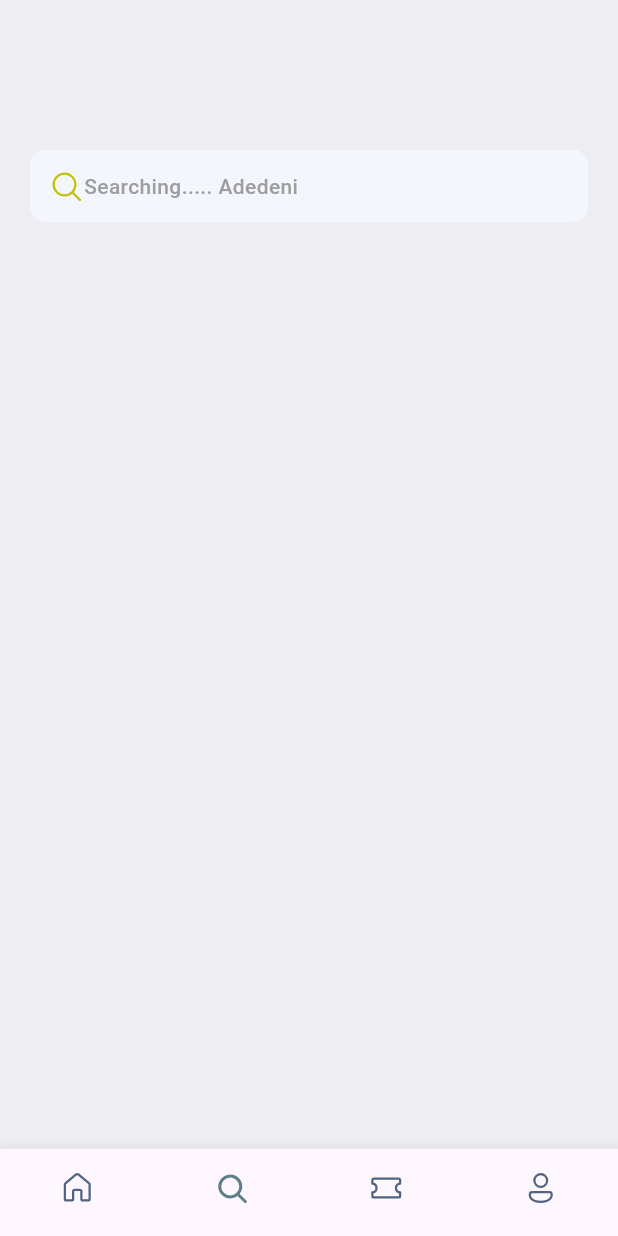
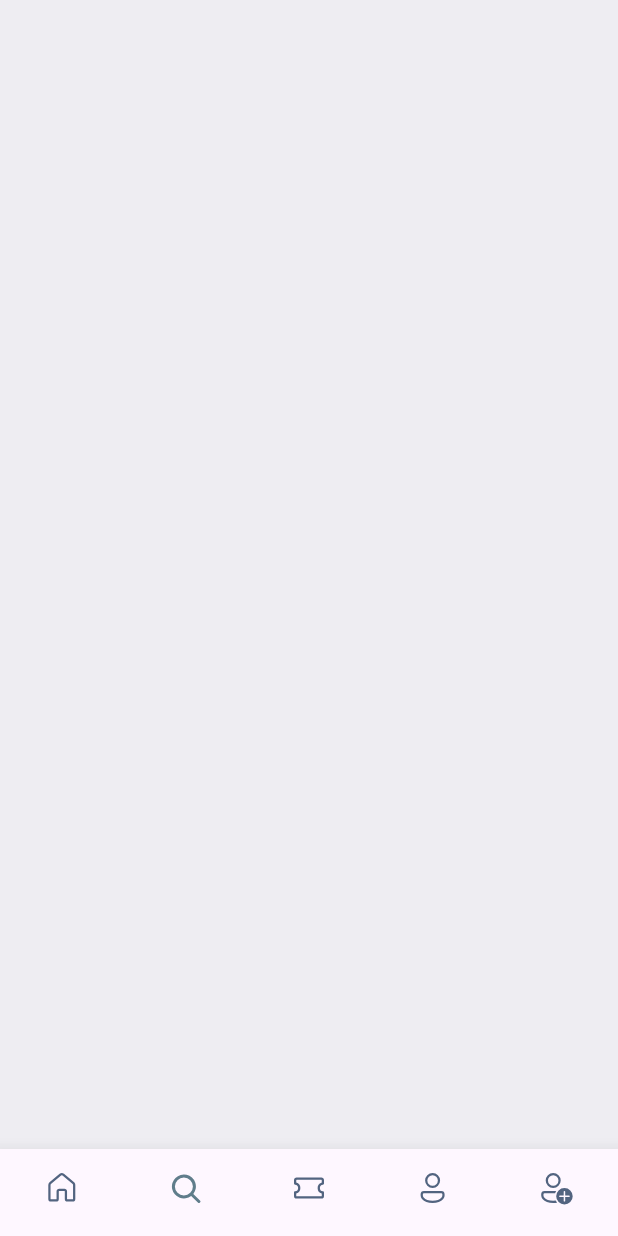
Before and after one commit to adedeni/flightBookingApp, a Flutter app: the screen it shows after launch, item 2 of the bottom bar chosen, on a phone screen of 412 x 824 dp. Run offline on Flutter 3.47's test engine with Material 3 defaults, Android fonts, the light colour scheme and no system bars; our stand-ins replace fluentui_icons, gap.

Commit message:
add a new panel at the bottomapp bar for the whatapp replica

```diff
--- a/lib/screens/bottom_bar.dart
+++ b/lib/screens/bottom_bar.dart
@@ -4,6 +4,8 @@ import 'package:flightbookingapp/screens/search_screen.dart';
 import 'package:flightbookingapp/screens/ticket_screen.dart';
 import 'package:fluentui_icons/fluentui_icons.dart';
 import 'package:flutter/material.dart';
+
+import 'profile_screen2.dart';
 
 
   class BottomBar extends StatefulWidget {
@@ -20,6 +22,7 @@ class _BottomBarState extends State<BottomBar> {
     SearchScreen(),
     TicketScreen(),
     ProfileScreen(),
+    ProfileScreen2(),
   ];
   void _onItemTapped(int index) {
     setState(() {
@@ -54,6 +57,11 @@ class _BottomBarState extends State<BottomBar> {
               activeIcon: Icon(FluentSystemIcons.ic_fluent_person_filled),
              label: 'Profile',
           ),
+           BottomNavigationBarItem(
+              icon: Icon(FluentSystemIcons.ic_fluent_person_add_regular),
+              activeIcon: Icon(FluentSystemIcons.ic_fluent_person_add_filled),
+             label: 'Profile',
+          ),
         ],
         currentIndex: _selectedIndex,
         showSelectedLabels: false,
--- a/lib/screens/search_screen.dart
+++ b/lib/screens/search_screen.dart
@@ -1,7 +1,5 @@
 import 'package:flightbookingapp/utils/styles.dart';
-import 'package:fluentui_icons/fluentui_icons.dart';
 import 'package:flutter/material.dart';
-import 'package:gap/gap.dart';
 
 class SearchScreen extends StatelessWidget {
   const SearchScreen({super.key});
@@ -10,34 +8,8 @@ class SearchScreen extends StatelessWidget {
   Widget build(BuildContext context) {
     return  Scaffold(
      backgroundColor: Styles.backgroundColor,
-      body: ListView(
-        children: [
-          Gap(100),
-          Container(
-            padding: EdgeInsets.symmetric(horizontal: 20),
-            child: Column(
-             children: [
-              Container(
-                decoration: BoxDecoration(
-                  borderRadius: BorderRadius.circular(10),
-                  color: Color(0xFFF4F6FD)
-                ),
-                padding: EdgeInsets.symmetric(horizontal: 12, vertical: 12),
-                child: Row(
-                  children: [
-                    Icon(FluentSystemIcons.ic_fluent_search_regular, color: Color(0Xffbfc205)),
-                    Text(
-                      "Searching..... Adedeni",
-                      style: Styles.headLineStyle4,
-                    )
-                  ],
-                ),
-              ),
-             ],
-            ),
-          ),
-        ],
-      )
+
     );
+
   }
 }
--- a/lib/screens/ticket_view.dart
+++ b/lib/screens/ticket_view.dart
@@ -76,6 +76,8 @@ class TicketView extends StatelessWidget {
           ),
           //orange part of the ticket
           Container(
+            //i used this to remove the container error
+           decoration: BoxDecoration(),
 
             child: Row(
               children: [
```
Also changed, not shown: lib/screens/profile_screen.dart (+0 -51 lines), lib/screens/profile_screen2.dart (added, +72 -0 lines), lib/screens/ticket_screen.dart (+1 -15 lines).
